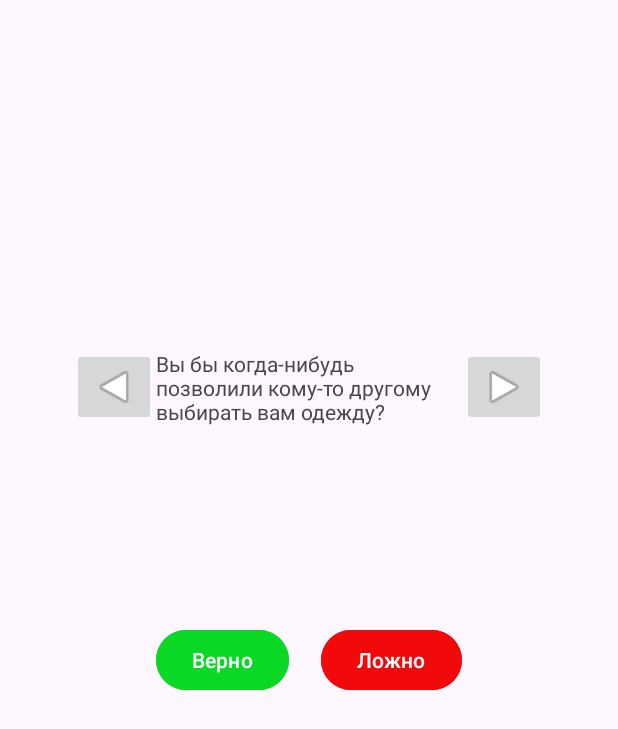
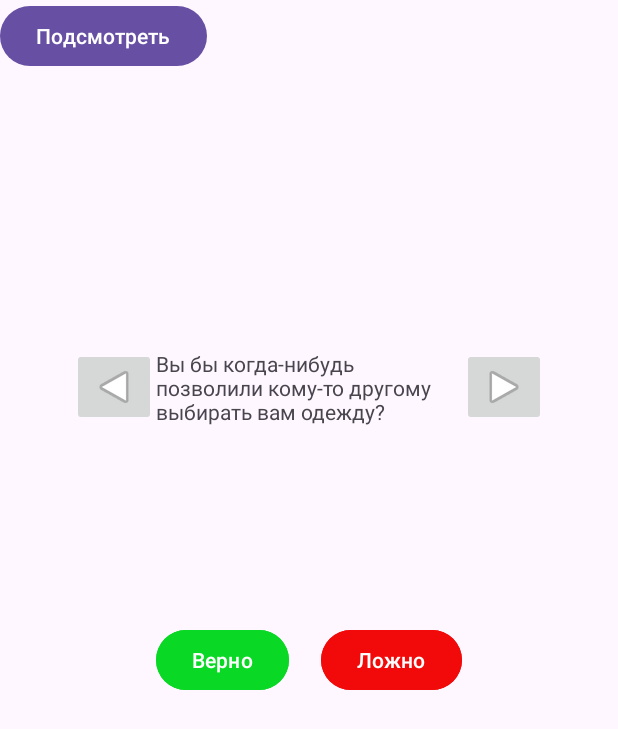
Before and after one commit to AntonG0rbachev/Kotlin-Dev--Second-Mobile-App, an Android app: the screen it shows after launch (MainActivity), on a phone screen of 412 x 824 dp. Shown: the top 729 px of the screen. Run offline under Robolectric (Android 15) with nearby library versions, the phone set to English and light mode, and no system bars.

Commit message:
add 'cheat' button

```diff
--- a/app/src/main/res/layout-land/activity_main.xml
+++ b/app/src/main/res/layout-land/activity_main.xml
@@ -1,12 +1,21 @@
 <?xml version="1.0" encoding="utf-8"?>
 <androidx.constraintlayout.widget.ConstraintLayout xmlns:android="http://schemas.android.com/apk/res/android"
     xmlns:app="http://schemas.android.com/apk/res-auto"
+    xmlns:tools="http://schemas.android.com/tools"
     android:id="@+id/main"
     android:layout_width="match_parent"
     android:layout_height="match_parent"
     app:layout_constraintEnd_toEndOf="parent"
     app:layout_constraintTop_toTopOf="parent"
     app:srcCompat="@android:drawable/ic_media_play">
+
+    <Button
+        android:id="@+id/cheatBtn"
+        android:layout_width="wrap_content"
+        android:layout_height="wrap_content"
+        android:text="Подсмотреть"
+        tools:layout_editor_absoluteX="285dp"
+        tools:layout_editor_absoluteY="16dp" />
 
     <TextView
         android:id="@+id/tv1"
--- a/app/src/main/res/layout/activity_main.xml
+++ b/app/src/main/res/layout/activity_main.xml
@@ -62,4 +62,12 @@
         app:layout_constraintHorizontal_bias="0.477"
         app:layout_constraintStart_toEndOf="@+id/btnTrue"
         app:layout_constraintTop_toBottomOf="@+id/imbtn2" />
+
+    <Button
+        android:id="@+id/cheatBtn"
+        android:layout_width="wrap_content"
+        android:layout_height="wrap_content"
+        android:text="Подсмотреть"
+        tools:layout_editor_absoluteX="257dp"
+        tools:layout_editor_absoluteY="16dp" />
 </androidx.constraintlayout.widget.ConstraintLayout>
```
